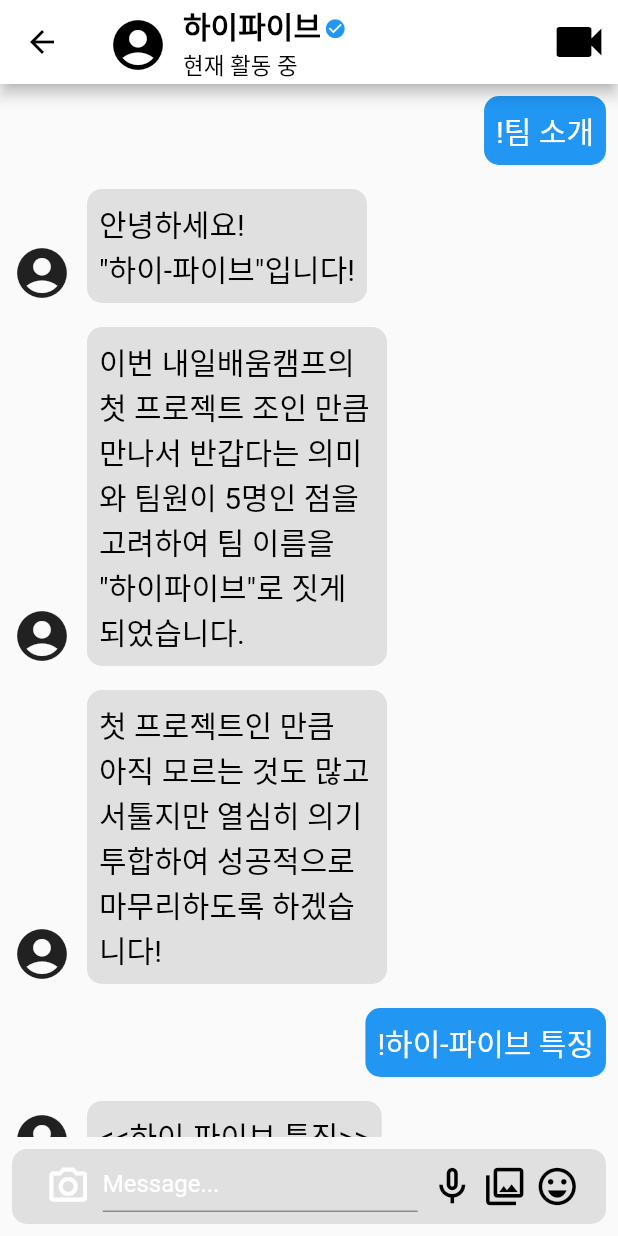
After one commit to dannyjoo7/miniproject, a Flutter app: the TeamDetailPage screen opened directly, on a phone screen of 412 x 824 dp. The commit adds this screen. Run offline on Flutter 3.47's test engine with Material 2 defaults, Android fonts, the phone set to English and light mode, and no system bars; Roboto replaces fonts that are missing (GES).

Commit message:
FEAT: 팀 상세 페이지 추가

```diff
--- /dev/null
+++ b/lib/introduce_page/team_detail_page.dart
@@ -0,0 +1,272 @@
+import 'package:flutter/material.dart';
+
+import '../photo_Detail_Page/Photo_Detail_Page.dart';
+
+class Message {
+  Message({
+    required this.isMaster,
+    required this.message,
+  });
+
+  // Master일 경우 오른쪽에서 채팅
+  bool isMaster;
+  String message;
+}
+
+class TeamDetailPage extends StatelessWidget {
+  final List<Message> messageList = [
+    Message(isMaster: false, message: "!팀 소개"),
+    Message(isMaster: true, message: "안녕하세요!\n\"하이-파이브\"입니다!"),
+    Message(
+        isMaster: true,
+        message:
+            "이번 내일배움캠프의 첫 프로젝트 조인 만큼 만나서 반갑다는 의미와 팀원이 5명인 점을 고려하여 팀 이름을 \"하이파이브\"로 짓게 되었습니다."),
+    Message(
+        isMaster: true,
+        message:
+            "첫 프로젝트인 만큼\n아직 모르는 것도 많고 서툴지만 열심히 의기투합하여 성공적으로 마무리하도록 하겠습니다!"),
+    Message(isMaster: false, message: "!하이-파이브 특징"),
+    Message(isMaster: true, message: "<<하이-파이브 특징>>"),
+    Message(
+        isMaster: true,
+        message: "다들 거리가 매우 가깝기 때문에 마음만 먹으면 40분 안에 현실정모를 할 수 있다는 특징이 있습니다."),
+    Message(isMaster: false, message: "!하이-파이브 목표"),
+    Message(isMaster: true, message: "<<하이-파이브 목표>>"),
+    Message(
+        isMaster: true,
+        message: "팀 프로젝트를 무사히 마치는걸 시작으로 앞으로 11월까지 열심히 달려서 모두 좋은곳에 취업하기!"),
+    Message(isMaster: false, message: "!하이-파이브 약속"),
+    Message(isMaster: true, message: "<<하이-파이브 약속>>"),
+    Message(
+        isMaster: true,
+        message:
+            "- 게더타운 항시 상주\n- Git 관련 요청 시 팀원들에게 먼저 말하기\n- 13시에 점심 식사 및 18시 저녁 식사\n- ~님 존칭 사용 및 예의 갖추기"),
+  ];
+  @override
+  Widget build(BuildContext context) {
+    return Scaffold(
+      appBar: AppBar(
+        backgroundColor: Colors.white,
+        leading: GestureDetector(
+          onTap: () {
+            Navigator.pop(context);
+          },
+          child: Icon(
+            Icons.arrow_back,
+            color: Colors.black,
+          ),
+        ),
+        title: Row(
+          mainAxisAlignment: MainAxisAlignment.start,
+          crossAxisAlignment: CrossAxisAlignment.center,
+          children: [
+            Padding(
+              padding: const EdgeInsets.only(top: 4),
+              child: Icon(
+                Icons.account_circle,
+                color: Colors.black,
+                size: 40,
+              ),
+            ),
+            Padding(
+              padding: const EdgeInsets.all(10.0),
+              child: Column(
+                crossAxisAlignment: CrossAxisAlignment.start,
+                children: [
+                  Row(
+                    crossAxisAlignment: CrossAxisAlignment.center,
+                    children: [
+                      Text(
+                        '하이파이브',
+                        style: TextStyle(
+                          color: Colors.black,
+                          fontSize: 20,
+                          fontWeight: FontWeight.bold,
+                          fontFamily: 'GES',
+                        ),
+                      ),
+                      Padding(
+                        padding: const EdgeInsets.only(top: 4, left: 2),
+                        child: Icon(
+                          Icons.check_circle,
+                          color: Colors.blue,
+                          size: 15,
+                        ),
+                      ),
+                    ],
+                  ),
+                  Text(
+                    '현재 활동 중',
+                    style: TextStyle(
+                      color: Colors.black,
+                      fontSize: 15,
+                      fontFamily: 'GES',
+                    ),
+                  ),
+                ],
+              ),
+            ),
+            SizedBox(
+              width: 125,
+            ),
+            Icon(
+              Icons.videocam,
+              color: Colors.black,
+              size: 40,
+            ),
+          ],
+        ),
+      ),
+      body: Column(
+        children: [
+          // 메시지 부분
+          Expanded(
+            child: ListView.builder(
+              itemCount: messageList.length,
+              itemBuilder: (context, index) {
+                final message = messageList[index];
+                if (message.isMaster) {
+                  // Master인 경우
+                  return Container(
+                    child: Padding(
+                      padding: const EdgeInsets.all(8.0),
+                      child: Stack(
+                        alignment: Alignment.bottomLeft,
+                        children: [
+                          Container(
+                            width: 40,
+                            height: 40,
+                            child: Icon(
+                              Icons.account_circle,
+                              size: 40,
+                            ),
+                          ),
+                          Container(
+                            margin: EdgeInsets.only(left: 50),
+                            constraints: BoxConstraints(
+                              maxWidth: 200,
+                            ),
+                            decoration: BoxDecoration(
+                              color: Colors.grey[300],
+                              borderRadius: BorderRadius.circular(10),
+                            ),
+                            child: Padding(
+                              padding: const EdgeInsets.all(8.0),
+                              child: Text(
+                                message.message,
+                                style: TextStyle(
+                                  color: Colors.black,
+                                  fontSize: 20,
+                                ),
+                              ),
+                            ),
+                          ),
+                        ],
+                      ),
+                    ),
+                  );
+                } else {
+                  // Master가 아닌 경우
+                  return Container(
+                    child: Padding(
+                      padding: const EdgeInsets.all(8.0),
+                      child: Row(
+                        mainAxisAlignment:
+                            MainAxisAlignment.end, // 아이콘과 메시지 박스를 오른쪽으로 정렬
+                        children: [
+                          Container(
+                            // 메시지 박스와 아이콘 사이의 간격 설정
+                            constraints: BoxConstraints(
+                              maxWidth: 200,
+                            ),
+                            decoration: BoxDecoration(
+                              color: Colors.blue,
+                              borderRadius: BorderRadius.circular(10),
+                            ),
+                            child: Padding(
+                              padding: const EdgeInsets.all(8.0),
+                              child: Text(
+                                message.message,
+                                style: TextStyle(
+                                  color: Colors.white,
+                                  fontSize: 20,
+                                ),
+                              ),
+                            ),
+                          ),
+                        ],
+                      ),
+                    ),
+                  );
+                }
+              },
+            ),
+          ),
+
+          // 하단 메시지 입력 창 부분
+          Padding(
+            padding: const EdgeInsets.all(8.0),
+            child: Container(
+              height: 50,
+              decoration: BoxDecoration(
+                color: Colors.grey[300], // 색상을 BoxDecoration으로 설정
+                borderRadius:
+                    BorderRadius.circular(10), // 모서리를 10의 반지름으로 둥글게 설정
+              ),
+              child: Row(
+                mainAxisAlignment: MainAxisAlignment.center,
+                children: [
+                  Padding(
+                    padding: const EdgeInsets.only(left: 10),
+                    child: Icon(
+                      Icons.camera_alt_outlined,
+                      size: 30,
+                      color: Colors.white,
+                    ),
+                  ),
+                  Padding(
+                    padding: const EdgeInsets.all(8.0),
+                    child: Container(
+                      width: 210,
+                      child: TextField(
+                          decoration: InputDecoration(
+                        hintText: "Message...",
+                        hintStyle: TextStyle(
+                          color: Colors.white,
+                        ),
+                      )),
+                    ),
+                  ),
+                  Padding(
+                    padding: const EdgeInsets.only(right: 5),
+                    child: Icon(
+                      Icons.mic_none_outlined,
+                      size: 30,
+                      color: Colors.black,
+                    ),
+                  ),
+                  Padding(
+                    padding: const EdgeInsets.only(right: 5),
+                    child: Icon(
+                      Icons.collections_outlined,
+                      size: 30,
+                      color: Colors.black,
+                    ),
+                  ),
+                  Padding(
+                    padding: const EdgeInsets.only(right: 5),
+                    child: Icon(
+                      Icons.emoji_emotions_outlined,
+                      size: 30,
+                      color: Colors.black,
+                    ),
+                  ),
+                ],
+              ),
+            ),
+          ),
+        ],
+      ),
+    );
+  }
+}
--- a/lib/main_page/main_page.dart
+++ b/lib/main_page/main_page.dart
@@ -3,6 +3,7 @@ import 'package:flutter/material.dart';
 import 'package:miniproject/main_page/user_simple_info.dart';
 
 import '../introduce_page/introduce_page.dart';
+import '../introduce_page/team_detail_page.dart';
 
 class MainPage extends StatefulWidget {
   const MainPage({Key? key}) : super(key: key);
@@ -13,6 +14,8 @@ class MainPage extends StatefulWidget {
 
 class _MainPageState extends State<MainPage> {
   int curidx = 0;
+  bool isHeart = false;
+  bool isBookmarked = false;
 
   @override
   Widget build(BuildContext context) {
@@ -90,9 +93,17 @@ class _MainPageState extends State<MainPage> {
                           child: Column(
                         mainAxisAlignment: MainAxisAlignment.center,
                         children: [
-                          Icon(
-                            Icons.account_circle_outlined,
-                            size: 80,
+                          GestureDetector(
+                            onTap: () {
+                              Navigator.push(
+                                  context,
+                                  MaterialPageRoute(
+                                      builder: (context) => TeamDetailPage()));
+                            },
+                            child: Icon(
+                              Icons.account_circle_outlined,
+                              size: 80,
+                            ),
                           ),
                           Text(
                             "팀 세부 소개",
@@ -217,10 +228,19 @@ class _MainPageState extends State<MainPage> {
             child: Row(
               crossAxisAlignment: CrossAxisAlignment.center,
               children: [
-                Icon(
-                  // 하트 아이콘
-                  Icons.favorite_border,
-                  size: 40,
+                GestureDetector(
+                  onTap: () {
+                    setState(() {
+                      isHeart = !isHeart;
+                    });
+                  },
+                  child: Icon(
+                    // 하트 아이콘
+                    isHeart ? Icons.favorite : Icons.favorite_border,
+                    color: isHeart ? Colors.pink : Colors.black,
+
+                    size: 40,
+                  ),
                 ),
                 SizedBox(
                   width: 8,
@@ -240,9 +260,18 @@ class _MainPageState extends State<MainPage> {
                 SizedBox(
                   width: 205,
                 ),
-                Icon(
-                  Icons.bookmark_border,
-                  size: 40,
+                GestureDetector(
+                  onTap: () {
+                    setState(() {
+                      isBookmarked = !isBookmarked;
+                    });
+                  },
+                  child: Icon(
+                    // 북마크 아이콘
+                    isBookmarked ? Icons.bookmark : Icons.bookmark_border,
+                    color: isBookmarked ? Colors.amber : Colors.black,
+                    size: 40,
+                  ),
                 ),
               ],
             ),
@@ -266,8 +295,8 @@ class _MainPageState extends State<MainPage> {
                       style: TextStyle(fontSize: 20),
                     ),
                     Text(
-                      "세부사항",
-                      style: TextStyle(fontSize: 20),
+                      "안녕하세요! 하이파이브입니다. 내일 배움 캠프의 첫 프로젝트\n조인만큼 만나서 반갑다는 의미와 팀원이 5명인 점을 고려하여\n팀 이름을 하이파이브로 짓게 되었습니다.",
+                      style: TextStyle(fontSize: 15),
                     ),
                   ],
                 ),
@@ -277,7 +306,7 @@ class _MainPageState extends State<MainPage> {
 
           // 여백
           SizedBox(
-            height: 40,
+            height: 10,
           ),
         ],
       ),
```
